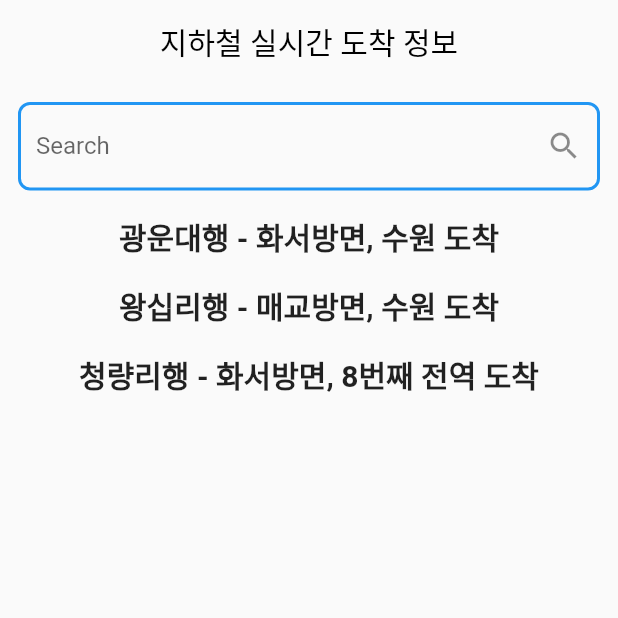
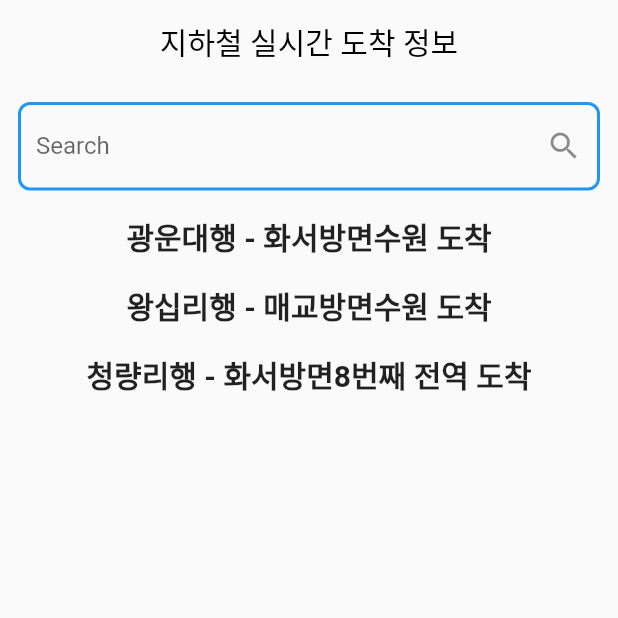
Before and after one commit to fulmoon/subway_arrival_inform, a Flutter app: the screen it shows after launch, on a phone screen of 412 x 824 dp, the top half of it. Run offline on Flutter 3.47's test engine with Material 2 defaults, Android fonts, the phone set to English and light mode, and no system bars.

```diff
--- a/lib/arrival.dart
+++ b/lib/arrival.dart
@@ -7,10 +7,10 @@ class Arrival {
     required this.arvlMsg2,
   });
 
-  factory Arrival.fromJson(Map<String, dynamic> json) {
-    return Arrival(
-        trainLineNm: json['trainLineNm'] as String,
-        arvlMsg2: json['arvlMsg2'] as String,
-    );
-  }
+  // factory Arrival.fromJson(Map<String, dynamic> json) {
+  //   return Arrival(
+  //       trainLineNm: json['trainLineNm'] as String,
+  //       arvlMsg2: json['arvlMsg2'] as String,
+  //   );
+  // }
 }
--- a/lib/subway_arrival_inform.dart
+++ b/lib/subway_arrival_inform.dart
@@ -1,4 +1,5 @@
 import 'package:flutter/material.dart';
+import 'package:subway_arrival_inform/arrival.dart';
 
 class SubwayArrivalInform extends StatefulWidget {
   const SubwayArrivalInform({Key? key}) : super(key: key);
@@ -10,13 +11,14 @@ class SubwayArrivalInform extends StatefulWidget {
 class _SubwayArrivalInformState extends State<SubwayArrivalInform> {
   final TextEditingController _controller = TextEditingController();
 
-  final List<String> arrivals = <String>[
-    '광운대행 - 화서방면, 수원 도착',
-    '왕십리행 - 매교방면, 수원 도착',
-    '청량리행 - 화서방면, 8번째 전역 도착',
+  List<Map<String, dynamic>> arrivals = [
+    {'trainLineNm': '광운대행 - 화서방면', 'arvlMsg2': '수원 도착',},
+    {'trainLineNm': '왕십리행 - 매교방면', 'arvlMsg2': '수원 도착',},
+    {'trainLineNm': '청량리행 - 화서방면', 'arvlMsg2': '8번째 전역 도착',},
   ];
 
   String _query = '';
+
 
   @override
   Widget build(BuildContext context) {
@@ -61,9 +63,15 @@ class _SubwayArrivalInformState extends State<SubwayArrivalInform> {
                   return Center(
                       child: Padding(
                         padding: const EdgeInsets.all(8.0),
-                        child: Center(
-                          child: Text(arrivals[index],
-                            style: const TextStyle(fontSize: 20, fontWeight: FontWeight.bold),),
+                        child: Row(
+                          mainAxisAlignment: MainAxisAlignment.center,
+                          children: [
+                            Text(arrivals[index]['trainLineNm'],
+                              style: const TextStyle(fontSize: 20, fontWeight: FontWeight.bold),),
+                            Text(arrivals[index]["arvlMsg2"],
+                              style: const TextStyle(fontSize: 20, fontWeight: FontWeight.bold),),
+                          ],
+
                         ),
                       ));
                 },
```
